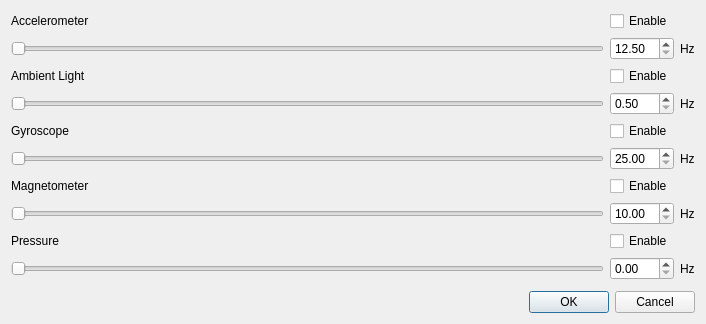
Old version of the form forms/metawearconfig.ui in the repository GaitRehabilitation/SMART.
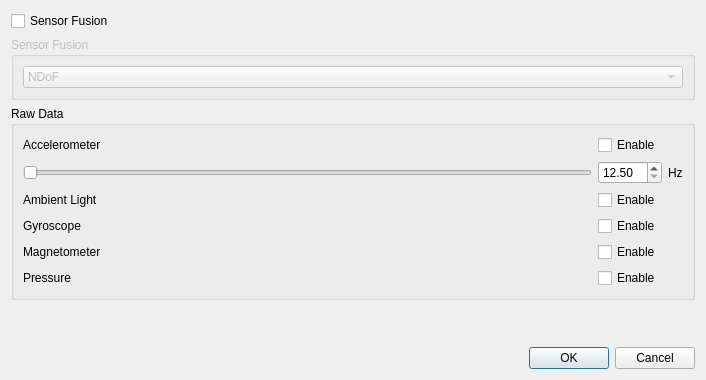
New version of the form.

Patch:
```diff
--- a/forms/metawearconfig.ui
+++ b/forms/metawearconfig.ui
@@ -7,7 +7,7 @@
     <x>0</x>
     <y>0</y>
     <width>706</width>
-    <height>324</height>
+    <height>380</height>
    </rect>
   </property>
   <property name="windowTitle">
@@ -15,70 +15,125 @@
   </property>
   <layout class="QVBoxLayout" name="verticalLayout">
    <item>
+    <widget class="QCheckBox" name="sensorFusion">
+     <property name="text">
+      <string>Sensor Fusion</string>
+     </property>
+    </widget>
+   </item>
+   <item>
+    <widget class="QGroupBox" name="SensorFusion">
+     <property name="enabled">
+      <bool>false</bool>
+     </property>
+     <property name="title">
+      <string>Sensor Fusion</string>
+     </property>
     <layout class="QGridLayout" name="gridLayout">
-     <item row="3" column="3">
-      <widget class="QLabel" name="label_9">
+      <item row="0" column="0">
+       <widget class="QComboBox" name="comboBox">
+        <item>
        <property name="text">
-        <string>Hz</string>
-       </property>
-      </widget>
-     </item>
-     <item row="6" column="3">
-      <widget class="QLabel" name="label_7">
+          <string>NDoF</string>
+         </property>
+        </item>
+        <item>
+         <property name="text">
+          <string>IMUPlus</string>
+         </property>
+        </item>
+        <item>
+         <property name="text">
+          <string>Compass</string>
+         </property>
+        </item>
+        <item>
+         <property name="text">
+          <string>M4G</string>
+         </property>
+        </item>
+       </widget>
+      </item>
+     </layout>
+    </widget>
+   </item>
+   <item>
+    <widget class="QGroupBox" name="rawData">
+     <property name="title">
+      <string>Raw Data</string>
+     </property>
+     <layout class="QGridLayout" name="gridLayout_2">
+      <item row="5" column="1" colspan="2">
+       <widget class="QCheckBox" name="enablePressure">
        <property name="text">
-        <string>Hz</string>
+         <string>Enable</string>
        </property>
       </widget>
      </item>
-     <item row="10" column="1">
-      <widget class="QLabel" name="label_5">
+      <item row="3" column="1" colspan="2">
+       <widget class="QCheckBox" name="enableGyroscope">
        <property name="text">
-        <string>Pressure</string>
+         <string>Enable</string>
        </property>
       </widget>
      </item>
-     <item row="1" column="3">
-      <widget class="QLabel" name="label_10">
+      <item row="0" column="0">
+       <widget class="QLabel" name="label_2">
        <property name="text">
-        <string>Hz</string>
+         <string>Accelerometer</string>
        </property>
       </widget>
      </item>
-     <item row="8" column="1">
+      <item row="0" column="1" colspan="2">
+       <widget class="QCheckBox" name="enableAccelerometer">
+        <property name="text">
+         <string>Enable</string>
+        </property>
+       </widget>
+      </item>
+      <item row="2" column="0">
+       <widget class="QLabel" name="label">
+        <property name="text">
+         <string>Ambient Light</string>
+        </property>
+       </widget>
+      </item>
+      <item row="4" column="0">
       <widget class="QLabel" name="label_4">
        <property name="text">
         <string>Magnetometer</string>
        </property>
       </widget>
      </item>
-     <item row="3" column="1">
-      <widget class="QSlider" name="ambientLightSlider">
-       <property name="maximum">
-        <number>1000</number>
-       </property>
-       <property name="orientation">
-        <enum>Qt::Horizontal</enum>
+      <item row="3" column="0">
+       <widget class="QLabel" name="label_3">
+        <property name="text">
+         <string>Gyroscope</string>
+        </property>
+       </widget>
+      </item>
+      <item row="4" column="1" colspan="2">
+       <widget class="QCheckBox" name="enableMagnetometer">
+        <property name="text">
+         <string>Enable</string>
        </property>
       </widget>
      </item>
-     <item row="11" column="1">
-      <widget class="QSlider" name="pressureSlider">
-       <property name="maximum">
-        <number>1000</number>
-       </property>
-       <property name="orientation">
-        <enum>Qt::Horizontal</enum>
-       </property>
-      </widget>
-     </item>
-     <item row="9" column="3">
-      <widget class="QLabel" name="label_8">
+      <item row="2" column="1" colspan="2">
+       <widget class="QCheckBox" name="enableAmbientLight">
+        <property name="text">
+         <string>Enable</string>
+        </property>
+       </widget>
+      </item>
+      <item row="5" column="0">
+       <widget class="QLabel" name="label_5">
        <property name="text">
-        <string>Hz</string>
+         <string>Pressure</string>
        </property>
       </widget>
      </item>
-     <item row="1" column="1">
+      <item row="1" column="0">
       <widget class="QSlider" name="acceleromterSlider">
        <property name="maximum">
         <number>1000</number>
@@ -91,74 +146,7 @@
        </property>
       </widget>
      </item>
-     <item row="5" column="1">
-      <widget class="QLabel" name="label_3">
-       <property name="text">
-        <string>Gyroscope</string>
-       </property>
-      </widget>
-     </item>
-     <item row="9" column="1">
-      <widget class="QSlider" name="magnetometerSlider">
-       <property name="maximum">
-        <number>1000</number>
-       </property>
-       <property name="orientation">
-        <enum>Qt::Horizontal</enum>
-       </property>
-      </widget>
-     </item>
-     <item row="6" column="1">
-      <widget class="QSlider" name="gyroscopeSlider">
-       <property name="maximum">
-        <number>1000</number>
-       </property>
-       <property name="orientation">
-        <enum>Qt::Horizontal</enum>
-       </property>
-      </widget>
-     </item>
-     <item row="0" column="1">
-      <widget class="QLabel" name="label_2">
-       <property name="text">
-        <string>Accelerometer</string>
-       </property>
-      </widget>
-     </item>
-     <item row="2" column="1">
-      <widget class="QLabel" name="label">
-       <property name="text">
-        <string>Ambient Light</string>
-       </property>
-      </widget>
-     </item>
-     <item row="9" column="2">
-      <widget class="QDoubleSpinBox" name="sampleRateMagnetometer">
-       <property name="minimum">
-        <double>10.000000000000000</double>
-       </property>
-       <property name="maximum">
-        <double>100.000000000000000</double>
-       </property>
-       <property name="singleStep">
-        <double>0.250000000000000</double>
-       </property>
-      </widget>
-     </item>
-     <item row="6" column="2">
-      <widget class="QDoubleSpinBox" name="sampleRateGyroscope">
-       <property name="minimum">
-        <double>25.000000000000000</double>
-       </property>
-       <property name="maximum">
-        <double>100.000000000000000</double>
-       </property>
-       <property name="singleStep">
-        <double>0.250000000000000</double>
-       </property>
-      </widget>
-     </item>
-     <item row="1" column="2">
+      <item row="1" column="1">
       <widget class="QDoubleSpinBox" name="sampleRateAccelerometer">
        <property name="minimum">
         <double>12.500000000000000</double>
@@ -171,72 +159,15 @@
        </property>
       </widget>
      </item>
-     <item row="3" column="2">
-      <widget class="QDoubleSpinBox" name="sampleeRateAmbientLight">
-       <property name="minimum">
-        <double>0.500000000000000</double>
-       </property>
-       <property name="maximum">
-        <double>100.000000000000000</double>
-       </property>
-       <property name="singleStep">
-        <double>0.250000000000000</double>
-       </property>
-      </widget>
-     </item>
-     <item row="11" column="2">
-      <widget class="QDoubleSpinBox" name="sampleRatePressure">
-       <property name="maximum">
-        <double>100.000000000000000</double>
-       </property>
-       <property name="singleStep">
-        <double>0.250000000000000</double>
-       </property>
-      </widget>
-     </item>
-     <item row="11" column="3">
-      <widget class="QLabel" name="label_6">
+      <item row="1" column="2">
+       <widget class="QLabel" name="label_10">
        <property name="text">
         <string>Hz</string>
        </property>
       </widget>
      </item>
-     <item row="5" column="2" colspan="2">
-      <widget class="QCheckBox" name="enableGyroscope">
-       <property name="text">
-        <string>Enable</string>
-       </property>
-      </widget>
-     </item>
-     <item row="2" column="2" colspan="2">
-      <widget class="QCheckBox" name="enableAmbientLight">
-       <property name="text">
-        <string>Enable</string>
-       </property>
-      </widget>
-     </item>
-     <item row="0" column="2" colspan="2">
-      <widget class="QCheckBox" name="enableAccelerometer">
-       <property name="text">
-        <string>Enable</string>
-       </property>
-      </widget>
-     </item>
-     <item row="8" column="2" colspan="2">
-      <widget class="QCheckBox" name="enableMagnetometer">
-       <property name="text">
-        <string>Enable</string>
-       </property>
-      </widget>
-     </item>
-     <item row="10" column="2" colspan="2">
-      <widget class="QCheckBox" name="enablePressure">
-       <property name="text">
-        <string>Enable</string>
-       </property>
-      </widget>
-     </item>
-    </layout>
+     </layout>
+    </widget>
    </item>
    <item>
     <spacer name="verticalSpacer">
```
Lines whose indentation alone changed are shown as unchanged.
